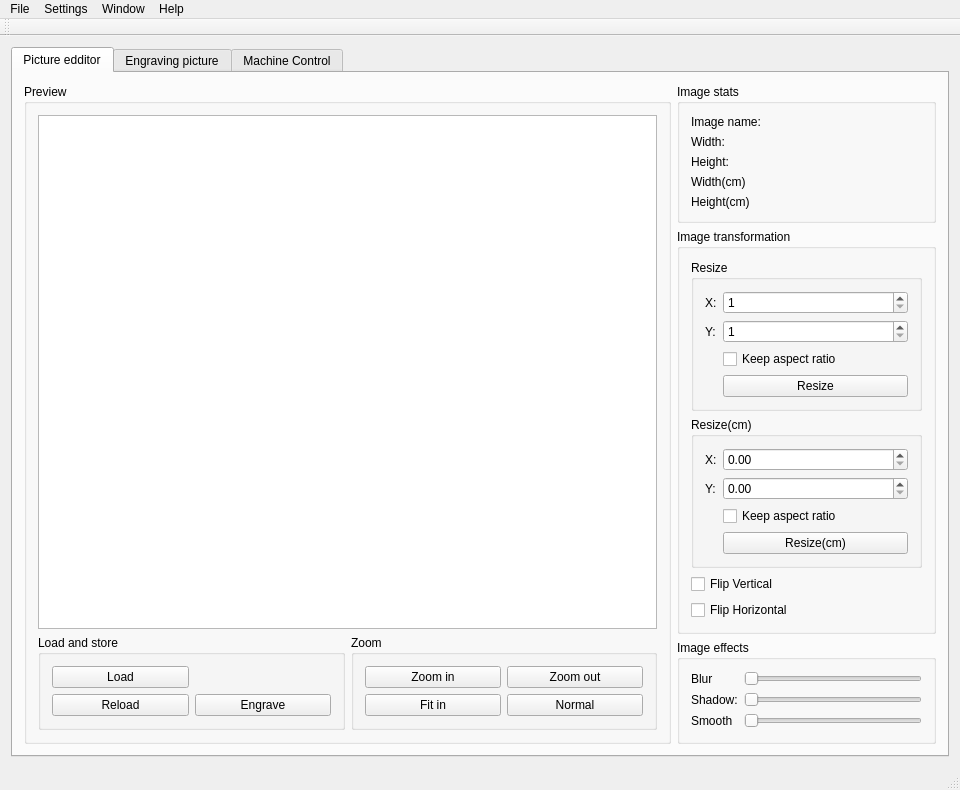
Qt form mainwindow/mainwindow.ui (CommName/Cengrave) before a commit.
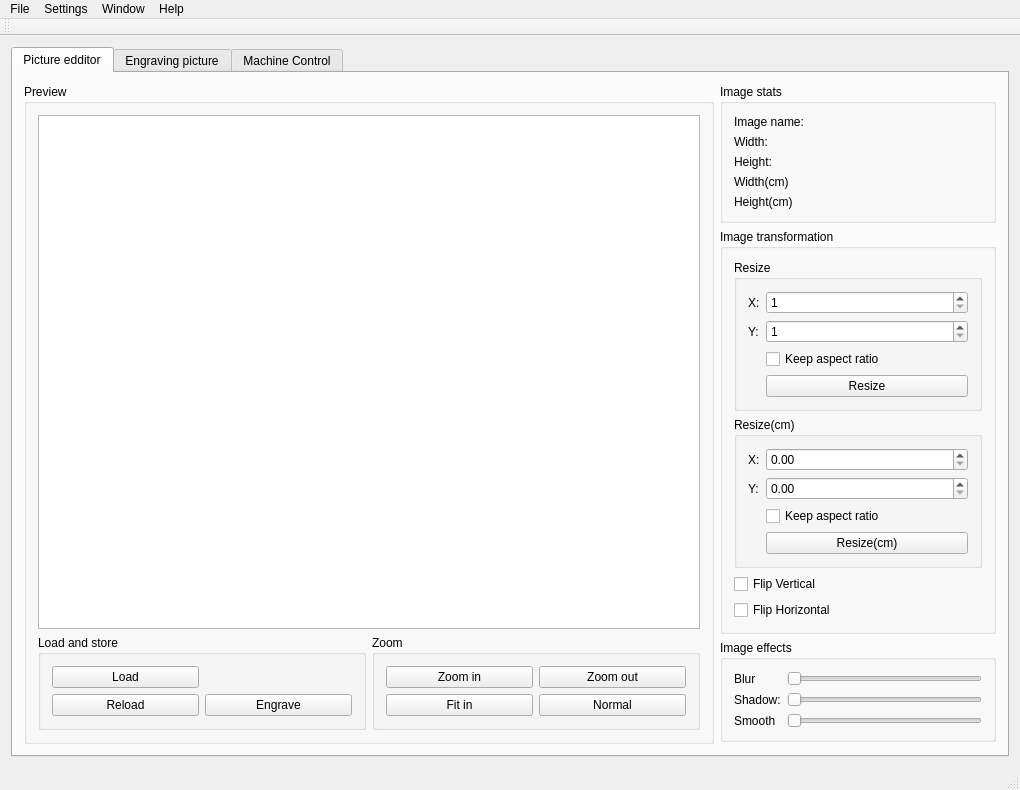
The same form after that commit.

Patch:
```diff
--- a/mainwindow/mainwindow.ui
+++ b/mainwindow/mainwindow.ui
@@ -115,7 +115,7 @@
          </widget>
         </item>
         <item>
-         <layout class="QVBoxLayout" name="verticalLayout_4" stretch="1,3,3">
+         <layout class="QVBoxLayout" name="verticalLayout_4" stretch="1,3,3,10">
           <item>
            <widget class="QGroupBox" name="groupImage_Stats_mode0">
             <property name="title">
@@ -197,12 +197,27 @@
           </item>
           <item>
            <widget class="QGroupBox" name="groupBox_imageTransformation_mode0">
+            <property name="sizePolicy">
+             <sizepolicy hsizetype="Preferred" vsizetype="Minimum">
+              <horstretch>0</horstretch>
+              <verstretch>0</verstretch>
+             </sizepolicy>
+            </property>
             <property name="title">
              <string>Image transformation</string>
             </property>
-            <layout class="QVBoxLayout" name="verticalLayout_5">
+            <layout class="QVBoxLayout" name="verticalLayout_5" stretch="1,1,1,1">
+             <property name="spacing">
+              <number>6</number>
+             </property>
              <item>
               <widget class="QGroupBox" name="groupBox_resize_mode0">
+               <property name="sizePolicy">
+                <sizepolicy hsizetype="Preferred" vsizetype="Fixed">
+                 <horstretch>0</horstretch>
+                 <verstretch>0</verstretch>
+                </sizepolicy>
+               </property>
                <property name="title">
                 <string>Resize</string>
                </property>
@@ -292,7 +307,7 @@
                  </widget>
                 </item>
                 <item row="2" column="1">
-                 <widget class="QCheckBox" name="checkBox">
+                 <widget class="QCheckBox" name="checkBox_cm_keep_aspect_ratio">
                   <property name="text">
                    <string>Keep aspect ratio</string>
                   </property>
@@ -369,6 +384,19 @@
             </layout>
            </widget>
           </item>
+          <item>
+           <spacer name="verticalSpacer">
+            <property name="orientation">
+             <enum>Qt::Vertical</enum>
+            </property>
+            <property name="sizeHint" stdset="0">
+             <size>
+              <width>0</width>
+              <height>10</height>
+             </size>
+            </property>
+           </spacer>
+          </item>
          </layout>
         </item>
        </layout>
@@ -377,7 +405,7 @@
        <attribute name="title">
         <string>Engraving picture</string>
        </attribute>
-       <layout class="QHBoxLayout" name="horizontalLayout_2" stretch="9,3">
+       <layout class="QHBoxLayout" name="horizontalLayout_2" stretch="5,2">
         <item>
          <widget class="QGroupBox" name="preview_mode1">
           <property name="title">
@@ -788,6 +816,12 @@
         </item>
         <item>
          <widget class="QGroupBox" name="groupBox_Controls">
+          <property name="sizePolicy">
+           <sizepolicy hsizetype="Fixed" vsizetype="Preferred">
+            <horstretch>0</horstretch>
+            <verstretch>0</verstretch>
+           </sizepolicy>
+          </property>
           <property name="title">
            <string>Controls</string>
           </property>
```
Left out of the diff: 32 changed lines with no effect on the pictures.
